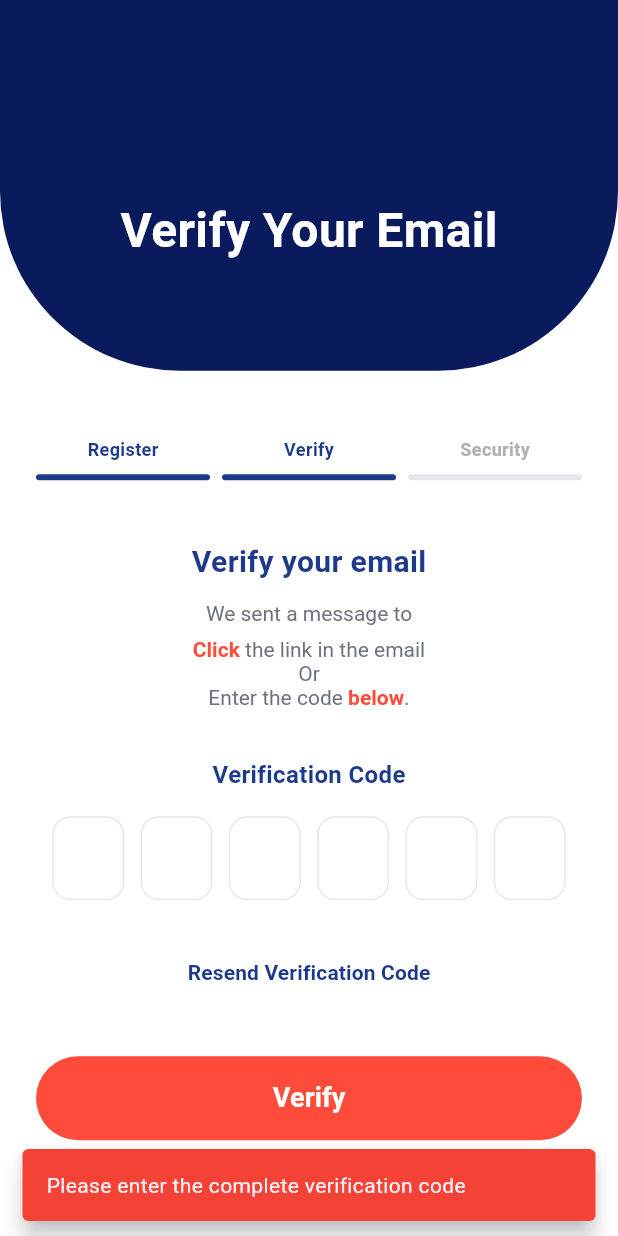
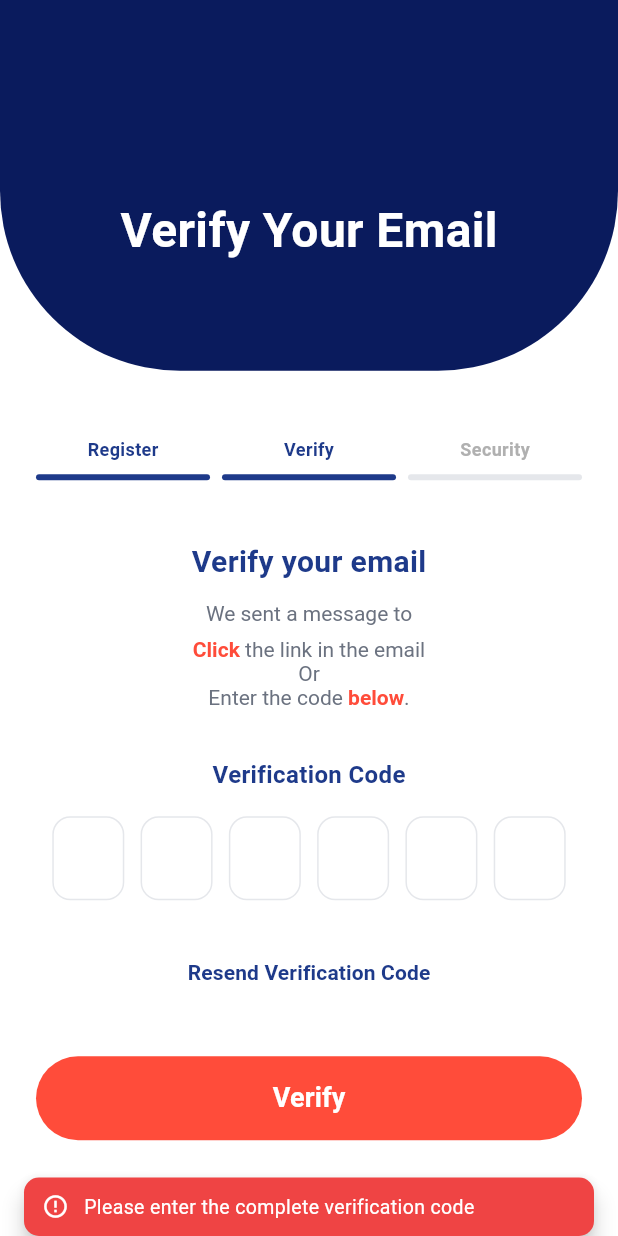
Before and after one commit to GenePay-Full-Stack-Project/genepay-user-app, a Flutter app: the VerifyEmailScreen screen opened directly with empty values, after a tap on "Verify", on a phone screen of 412 x 824 dp. Run offline on Flutter 3.47's test engine with Material 3 defaults, Android fonts, the phone set to English and light mode, and no system bars; our stand-ins replace camera, shared_preferences; accounts and stored records are empty.

Commit message:
Enhance onboarding and notification helper: Add image and title fields to OnboardingData; refactor notification methods for improved error handling and display.

```diff
--- a/lib/widgets/notification_helper.dart
+++ b/lib/widgets/notification_helper.dart
@@ -1,48 +1,167 @@
+import 'dart:developer' as developer;
 import 'package:flutter/material.dart';
 
+/// Centralized notification helper to show consistent
+/// success / error / info messages across the app.
+///
+/// Behavior changes requested:
+/// - SnackBar appears near the top of the screen (floating)
+/// - Slightly smaller visual footprint and text
+/// - Errors are logged (so backend-provided errors are recorded)
 class NotificationHelper {
-  static void showSuccess(BuildContext context, String message) {
-    ScaffoldMessenger.of(context).showSnackBar(
-      SnackBar(
-        content: Text(message),
-        backgroundColor: Colors.green,
-        behavior: SnackBarBehavior.floating,
-        duration: const Duration(seconds: 3),
-      ),
+  static void _log(String level, String message, {Object? error}) {
+    // use developer.log so messages are visible in observatory/logs
+    developer.log(
+      message,
+      name: 'NotificationHelper',
+      level: level == 'error' ? 1000 : 800,
+      error: error,
     );
   }
 
-  static void showError(BuildContext context, {String? message, Object? error, Duration? duration}) {
-    final errorMessage = message ?? error?.toString() ?? 'An error occurred';
-    ScaffoldMessenger.of(context).showSnackBar(
-      SnackBar(
-        content: Text(errorMessage),
-        backgroundColor: Colors.red,
-        behavior: SnackBarBehavior.floating,
-        duration: duration ?? const Duration(seconds: 4),
+  static void _show(
+    BuildContext context, {
+    required String message,
+    required Color backgroundColor,
+    IconData? icon,
+    Duration duration = const Duration(seconds: 3),
+  }) {
+    final snack = SnackBar(
+      behavior: SnackBarBehavior.floating,
+      backgroundColor: backgroundColor,
+      duration: duration,
+      margin: const EdgeInsets.fromLTRB(16, 16, 16, 0),
+      padding: const EdgeInsets.symmetric(horizontal: 12, vertical: 10),
+      elevation: 6,
+      shape: RoundedRectangleBorder(borderRadius: BorderRadius.circular(10)),
+      content: Row(
+        children: [
+          if (icon != null) ...[
+            Icon(icon, color: Colors.white, size: 18),
+            const SizedBox(width: 10),
+          ],
+          Expanded(
+            child: Text(
+              message,
+              style: const TextStyle(color: Colors.white, fontSize: 13),
+            ),
+          ),
+        ],
       ),
+    );
+
+    final messenger = ScaffoldMessenger.maybeOf(context);
+    if (messenger == null) {
+      // If no ScaffoldMessenger in context, log and print as fallback
+      _log(
+        'error',
+        'No ScaffoldMessenger found in context to show notification: $message',
+      );
+      return;
+    }
+
+    messenger
+      ..hideCurrentSnackBar()
+      ..showSnackBar(snack);
+  }
+
+  /// Show an error message and log it. Prefer passing backend error text
+  /// directly so it is visible in logs. Keep the on-screen message
+  /// concise for users.
+  static String _extractErrorMessage(Object? error, String? fallback) {
+    if (error == null) return fallback ?? 'Something went wrong';
+
+    try {
+      // If error is a Map (e.g., decoded JSON), prefer common keys
+      if (error is Map) {
+        final candidates = [
+          error['message'],
+          error['error'],
+          error['detail'],
+          error['msg'],
+        ];
+        for (var c in candidates) {
+          if (c != null) return c.toString();
+        }
+        // don't append status to user-facing message; prefer concise message only
+      }
+
+      final s = error.toString();
+      // Try to match patterns like: ApiException: Invalid NIC or password (Status: 401)
+      final apiRegex = RegExp(
+        r'ApiException:\s*(.*?)\s*\(Status:\s*(\d{3})\)',
+        dotAll: true,
+      );
+      final m = apiRegex.firstMatch(s);
+      if (m != null) {
+        final message = m.group(1)?.trim() ?? s;
+        return message;
+      }
+
+      // Try generic "SomeException: message" patterns
+      final genericRegex = RegExp(r'^[^:]+:\s*(.*)');
+      final mg = genericRegex.firstMatch(s);
+      String result;
+      if (mg != null) {
+        result = mg.group(1)!.trim();
+      } else {
+        result = s;
+      }
+
+      // Return the concise message only (do not append status code to UI text)
+      return result;
+    } catch (_) {
+      return fallback ?? 'Something went wrong';
+    }
+  }
+
+  /// Show an error message and log it. If an [error] object is provided,
+  /// the displayed text prefers the parsed API error (concise) rather than
+  /// the developer-facing message.
+  static void showError(
+    BuildContext context, {
+    String? message,
+    Duration? duration,
+    Object? error,
+  }) {
+    final display = _extractErrorMessage(error, message);
+    _log('error', display, error: error);
+    _show(
+      context,
+      message: display,
+      backgroundColor: const Color(0xFFEF4444), // red-500
+      icon: Icons.error_outline,
+      duration: duration ?? const Duration(seconds: 4),
     );
   }
 
-  static void showInfo(BuildContext context, String message) {
-    ScaffoldMessenger.of(context).showSnackBar(
-      SnackBar(
-        content: Text(message),
-        backgroundColor: const Color(0xFF0A1B5D),
-        behavior: SnackBarBehavior.floating,
-        duration: const Duration(seconds: 3),
-      ),
+  static void showSuccess(
+    BuildContext context,
+    String message, {
+    Duration? duration,
+  }) {
+    _log('info', message);
+    _show(
+      context,
+      message: message,
+      backgroundColor: const Color(0xFF10B981), // green-500
+      icon: Icons.check_circle_outline,
+      duration: duration ?? const Duration(seconds: 3),
     );
   }
 
-  static void showWarning(BuildContext context, String message) {
-    ScaffoldMessenger.of(context).showSnackBar(
-      SnackBar(
-        content: Text(message),
-        backgroundColor: Colors.orange,
-        behavior: SnackBarBehavior.floating,
-        duration: const Duration(seconds: 3),
-      ),
+  static void showInfo(
+    BuildContext context,
+    String message, {
+    Duration? duration,
+  }) {
+    _log('info', message);
+    _show(
+      context,
+      message: message,
+      backgroundColor: const Color(0xFF3B82F6), // blue-500
+      icon: Icons.info_outline,
+      duration: duration ?? const Duration(seconds: 3),
     );
   }
 }
```
Also changed, not shown: lib/screens/onboarding_screen.dart (+20 -0 lines).
